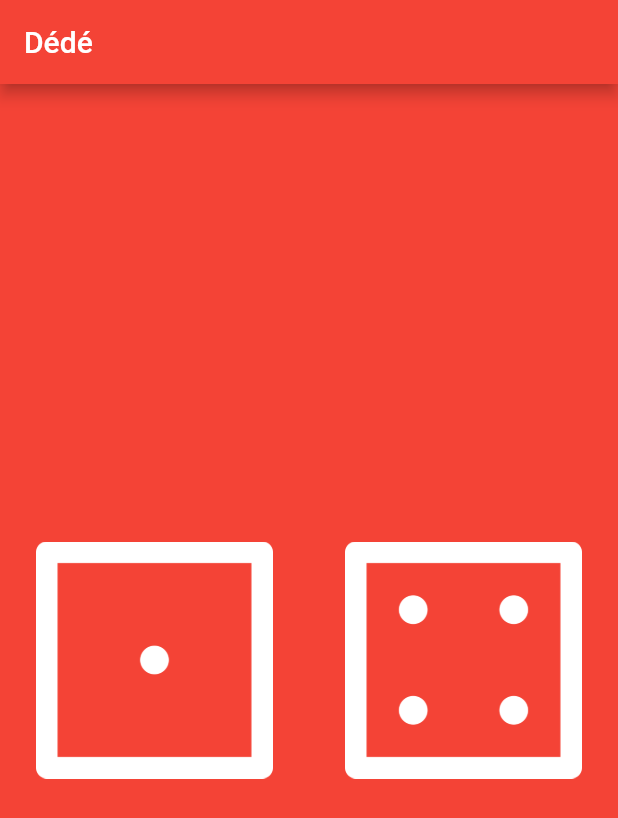
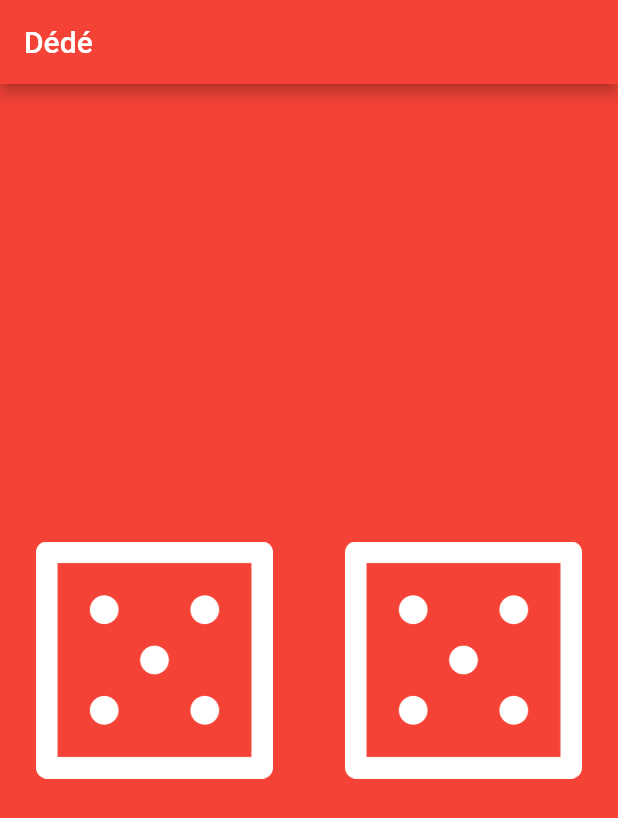
Before and after one commit to sharkrun974/dede, a Flutter app: the screen it shows after launch, on a phone screen of 412 x 824 dp. Shown: the top 818 px of the screen. Run offline on Flutter 3.47's test engine with Material 2 defaults, Android fonts, the phone set to English and light mode, and no system bars.

Commit message:
dede end

```diff
--- a/lib/main.dart
+++ b/lib/main.dart
@@ -1,4 +1,5 @@
 import 'package:flutter/material.dart';
+import 'dart:math';
 
 void main() {
   return runApp(
@@ -9,18 +10,17 @@ void main() {
           title: Text('Dédé'),
           backgroundColor: Colors.red,
         ),
-        body: DicePage(),
+        body: DicePage2(),
       ),
     ),
   );
 }
 
 class DicePage extends StatelessWidget {
-  int leftDiceNumber = 5;
-  int rightDiceNumber = 4;
+  int leftDiceNumber = Random().nextInt(6) + 1;
+  int rightDiceNumber = Random().nextInt(6) + 1;
   @override
   Widget build(BuildContext context) {
-    leftDiceNumber = 1;
     return Center(
       child: Row(
         children: [
@@ -47,3 +47,54 @@ class DicePage extends StatelessWidget {
     );
   }
 }
+
+class DicePage2 extends StatefulWidget {
+  const DicePage2({Key? key}) : super(key: key);
+
+  @override
+  _DicePage2State createState() => _DicePage2State();
+}
+
+class _DicePage2State extends State<DicePage2> {
+  int leftDiceNumber = Random().nextInt(6) + 1;
+  int rightDiceNumber = Random().nextInt(6) + 1;
+
+  diceChanged() {
+    leftDiceNumber = Random().nextInt(6) + 1;
+    rightDiceNumber = Random().nextInt(6) + 1;
+  }
+
+  @override
+  Widget build(BuildContext context) {
+    return Center(
+      child: Row(
+        children: [
+          Expanded(
+              child: Padding(
+            padding: const EdgeInsets.all(16.0),
+            child: TextButton(
+                onPressed: () {
+                  setState(() {
+                    diceChanged();
+                  });
+                  print("Vous avez appuyé sur l'image de gauche");
+                },
+                child: Image.asset("images/dice$leftDiceNumber.png")),
+          )),
+          Expanded(
+              child: Padding(
+            padding: const EdgeInsets.all(16.0),
+            child: TextButton(
+                onPressed: () {
+                  setState(() {
+                    diceChanged();
+                  });
+                  print("Vous avez appuyé sur l'image de droite");
+                },
+                child: Image.asset("images/dice$rightDiceNumber.png")),
+          )),
+        ],
+      ),
+    );
+  }
+}
```
